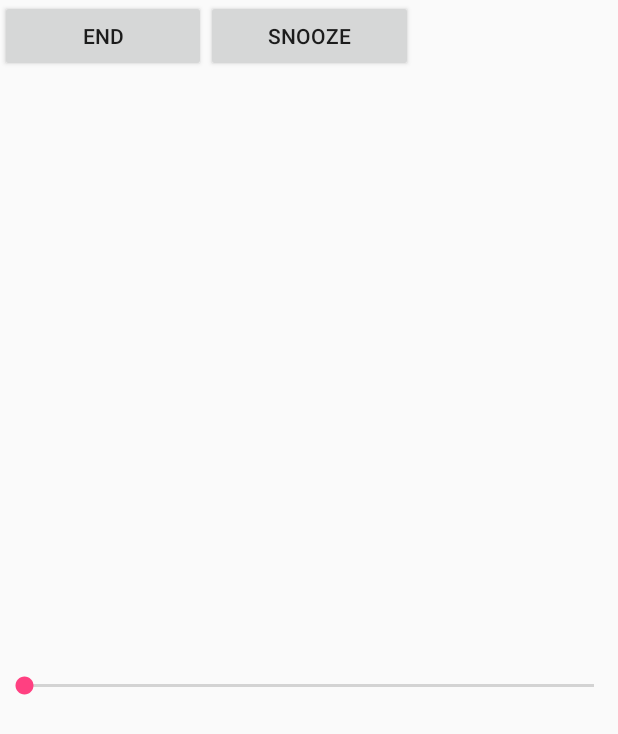
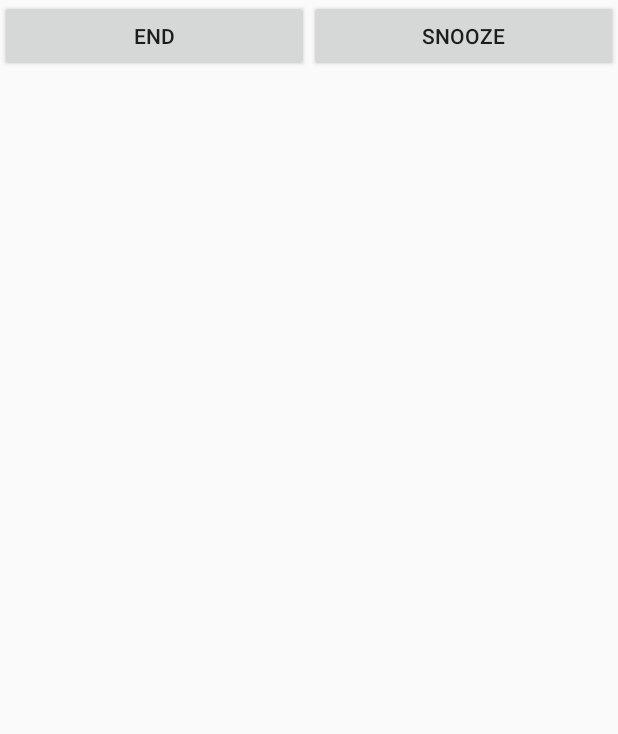
Before and after one commit to Apollina/LitUp, an Android app: the AlarmAlertActivity screen opened directly, with no data from a screen before it, on a phone screen of 412 x 824 dp. Shown: the top 734 px of the screen. Run offline under Robolectric (Android 15) with nearby library versions, the phone set to English and light mode, and no system bars; libraries missing offline, so code that uses them is left out: org.achartengine, org.achartengine.chart, org.achartengine.model, org.achartengine.renderer; 25 statements that could not run were skipped.

Commit message:
alarm stops after 10 steps! Graph and sensitivity of accelerometer hidden from view!

```diff
--- a/app/src/main/java/com/example/apollinariia/litup/AlarmAlertActivity.java
+++ b/app/src/main/java/com/example/apollinariia/litup/AlarmAlertActivity.java
@@ -137,6 +137,10 @@ public class AlarmAlertActivity extends Activity {
 
                 mStepCount++;
                 mStepCountTextView.setText(String.valueOf(mStepCount));
+                if (mStepCount == 25) {
+                    stopAlarm();
+                    finish();
+                }
             }
         });
         initializeSeekBar();
@@ -169,10 +173,6 @@ public class AlarmAlertActivity extends Activity {
                 //TODO: ringtone does not resolve media player problem, need to understand why alarm does not ring with media player
 
                 ringtone.play();
-
-
-
-
 
             } catch (Exception e) {
             } finally {
--- a/app/src/main/res/layout/alarm_alert.xml
+++ b/app/src/main/res/layout/alarm_alert.xml
@@ -29,11 +29,6 @@
             android:layout_gravity="center"
             android:text="SNOOZE" />
 
-        <TextView
-            android:id="@+id/mStepCount"
-            android:layout_width="wrap_content"
-            android:layout_height="wrap_content"
-            android:layout_weight="1"/>
 
     </TableRow>
     <TableRow>
@@ -41,8 +36,9 @@
         android:orientation="vertical"
         android:id="@+id/graph_layout"
         android:layout_width="match_parent"
-        android:layout_height="400dp"
-        android:layout_weight="8"/>
+        android:layout_height="0dp"
+        android:layout_weight="8"
+        android:visibility="invisible"/>
     </TableRow>
     <TableRow>
     <SeekBar
@@ -51,6 +47,15 @@
         android:id="@+id/offset_seekBar"
         android:layout_gravity="center"
         android:layout_weight="7"
-        android:foregroundGravity="center" />
+        android:foregroundGravity="center"
+        android:visibility="invisible"/>
+    </TableRow>
+    <TableRow>
+        <TextView
+            android:id="@+id/mStepCount"
+            android:layout_width="wrap_content"
+            android:layout_height="wrap_content"
+            android:layout_weight="1"/>
+
     </TableRow>
 </TableLayout>
```
